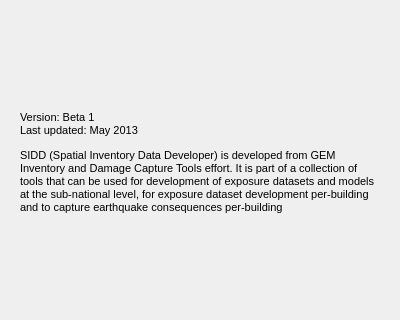
First picture: the form in qt/dlg_about.ui, repository gem/sidd, before the edit; both pictures show x 0 to 400 and y 0 to 320 of the 400 by 461 pixel window.
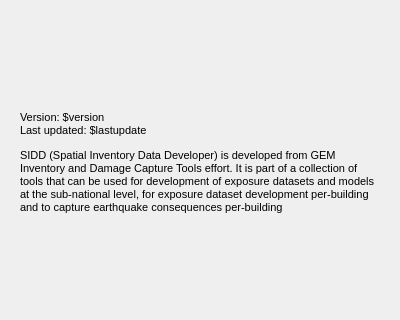
Second picture: the form after the edit. Icons and pictures are not drawn.

Commit message:
fixed issues - updated to latest version of taxonomy as per online glossary - updated field data file extension to .db3
updates
- about dialog reads version/last update from sidd.constants

general
- fixed batch file setenv.bat

```diff
--- a/qt/dlg_about.ui
+++ b/qt/dlg_about.ui
@@ -59,7 +59,7 @@
 &lt;html&gt;&lt;head&gt;&lt;meta name=&quot;qrichtext&quot; content=&quot;1&quot; /&gt;&lt;style type=&quot;text/css&quot;&gt;
 p, li { white-space: pre-wrap; }
 &lt;/style&gt;&lt;/head&gt;&lt;body style=&quot; font-family:'MS Shell Dlg 2'; font-size:8.25pt; font-weight:400; font-style:normal;&quot;&gt;
-&lt;p style=&quot; margin-top:12px; margin-bottom:12px; margin-left:0px; margin-right:0px; -qt-block-indent:0; text-indent:0px;&quot;&gt;&lt;span style=&quot; font-size:8pt;&quot;&gt;Version: Beta 1&lt;br /&gt;Last updated: May 2013 &lt;/span&gt;&lt;/p&gt;
+&lt;p style=&quot; margin-top:12px; margin-bottom:12px; margin-left:0px; margin-right:0px; -qt-block-indent:0; text-indent:0px;&quot;&gt;&lt;span style=&quot; font-size:8pt;&quot;&gt;Version: $version&lt;br /&gt;Last updated: $lastupdate&lt;/span&gt;&lt;/p&gt;
 &lt;p style=&quot; margin-top:12px; margin-bottom:12px; margin-left:0px; margin-right:0px; -qt-block-indent:0; text-indent:0px;&quot;&gt;&lt;span style=&quot; font-size:8pt;&quot;&gt;SIDD (Spatial Inventory Data Developer) is developed from GEM Inventory and Damage Capture Tools effort. It is part of a collection of tools that can be used for development of exposure datasets and models at the sub-national level, for exposure dataset development per-building and to capture earthquake consequences per-building &lt;/span&gt;&lt;/p&gt;&lt;/body&gt;&lt;/html&gt;</string>
    </property>
    <property name="alignment">
```
The commit also changes 8 other files.
